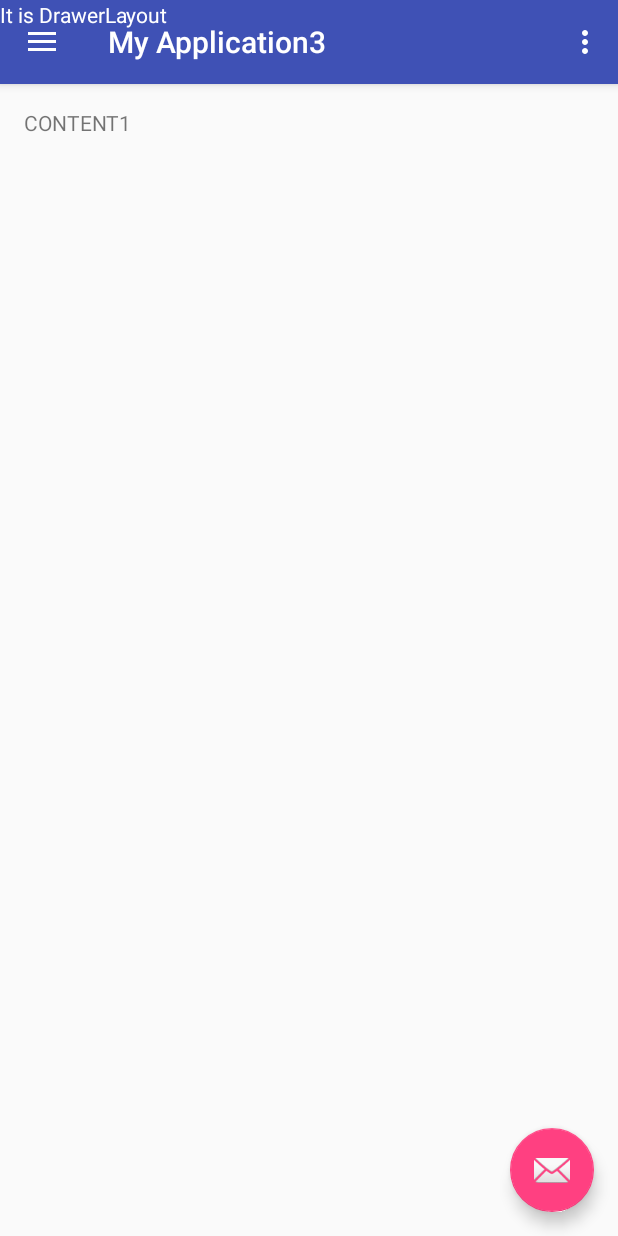
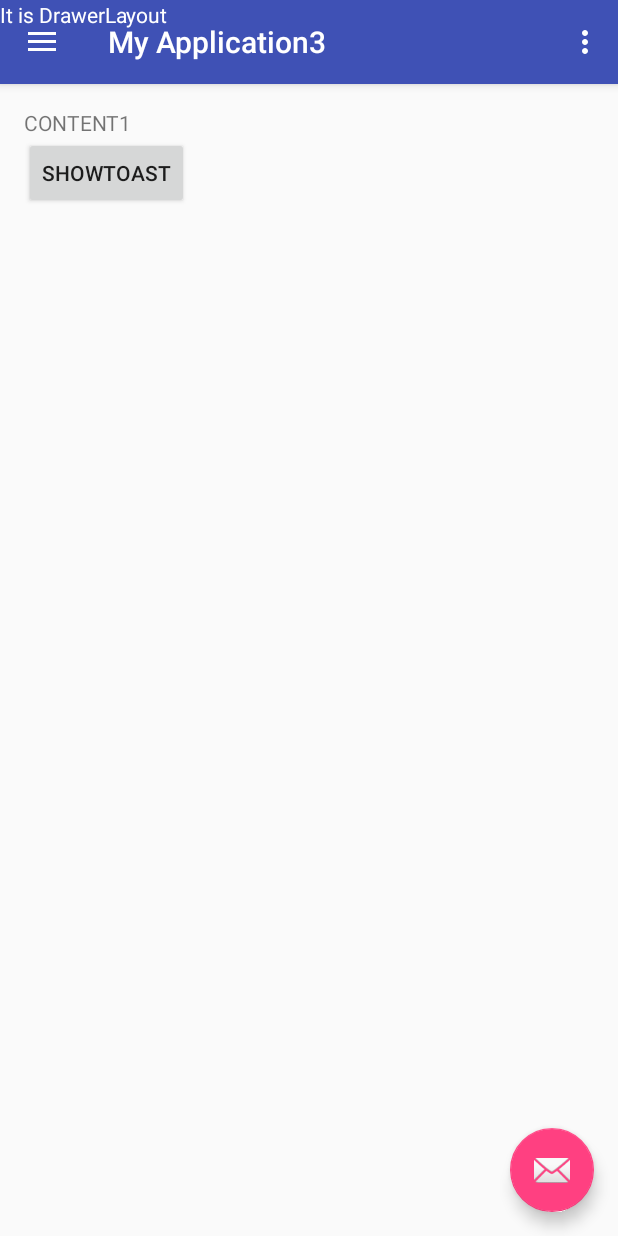
Before and after one commit to GIGAFortress/AndroidCollection, an Android app: the screen it shows after launch (MainActivity), on a phone screen of 412 x 824 dp. Run offline under Robolectric (Android 15) with nearby library versions, the phone set to English and light mode, and no system bars.

Commit message:
content_1.xml 中添加了按钮，设置了个onClick的属性用来执行一些操作， 在MainActivity中添加的showToast函数为public类型并设置参数View view， 不设置会出错 ，设置为private 也会出错

```diff
--- a/MyApplication3/app/build.gradle
+++ b/MyApplication3/app/build.gradle
@@ -2,7 +2,7 @@ apply plugin: 'com.android.application'
 
 android {
     compileSdkVersion 23
-    buildToolsVersion "23.0.3"
+    buildToolsVersion '23.0.3'
 
     defaultConfig {
         applicationId "com.example.chenlij.myapplication3"
--- a/MyApplication3/app/src/main/java/com/example/chenlij/myapplication3/MainActivity.java
+++ b/MyApplication3/app/src/main/java/com/example/chenlij/myapplication3/MainActivity.java
@@ -17,6 +17,7 @@ import android.support.v7.widget.Toolbar;
 import android.view.Menu;
 import android.view.MenuItem;
 import android.view.ViewGroup;
+import android.widget.Toast;
 
 import java.util.ArrayList;
 import java.util.List;
@@ -93,6 +94,10 @@ public class MainActivity extends AppCompatActivity
         viewPager.setAdapter(pagerAdapter);
     }
 
+    public void showToast(View view){
+        Toast.makeText(this, "SHOWTOAST", 500).show();
+    }
+
     @Override
     public void onBackPressed() {
         DrawerLayout drawer = (DrawerLayout) findViewById(R.id.drawer_layout);
--- a/MyApplication3/app/src/main/res/layout/content_1.xml
+++ b/MyApplication3/app/src/main/res/layout/content_1.xml
@@ -7,4 +7,9 @@
         android:layout_width="wrap_content"
         android:layout_height="wrap_content"
         android:text="CONTENT1"/>
+    <Button
+        android:layout_width="wrap_content"
+        android:layout_height="wrap_content"
+        android:text="SHOWTOAST"
+        android:onClick="showToast"/>
 </LinearLayout>
```
